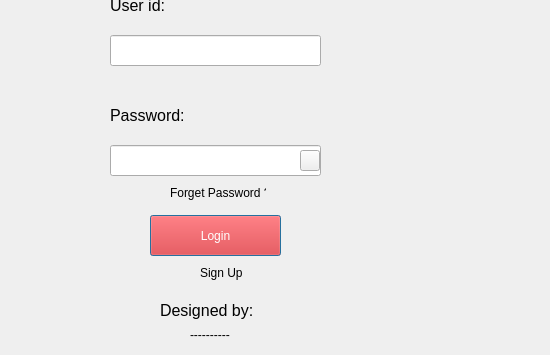
The window that RMS_qt/login_page.ui (dev-pratik02/RMS) describes before a commit, drawn with Qt 5; both pictures show x 0 to 550 and y 245 to 600 of the 800 by 600 pixel window.
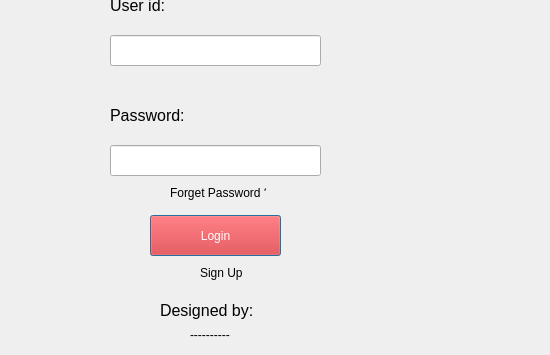
The same window after the commit.

Diff of the .ui file:
```diff
--- a/RMS_qt/login_page.ui
+++ b/RMS_qt/login_page.ui
@@ -210,19 +210,6 @@
     <string>Sign Up</string>
    </property>
   </widget>
-  <widget class="QToolButton" name="eyeButton_2">
-   <property name="geometry">
-    <rect>
-     <x>300</x>
-     <y>395</y>
-     <width>20</width>
-     <height>21</height>
-    </rect>
-   </property>
-   <property name="text">
-    <string/>
-   </property>
-  </widget>
  </widget>
  <resources/>
  <connections/>
```
